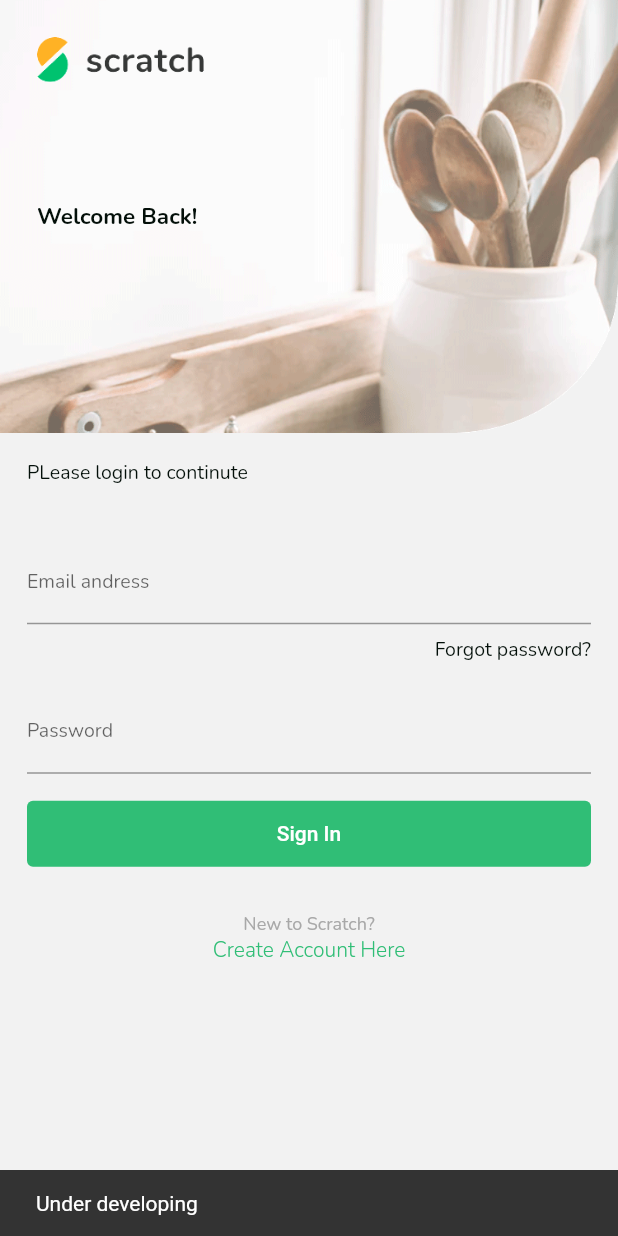
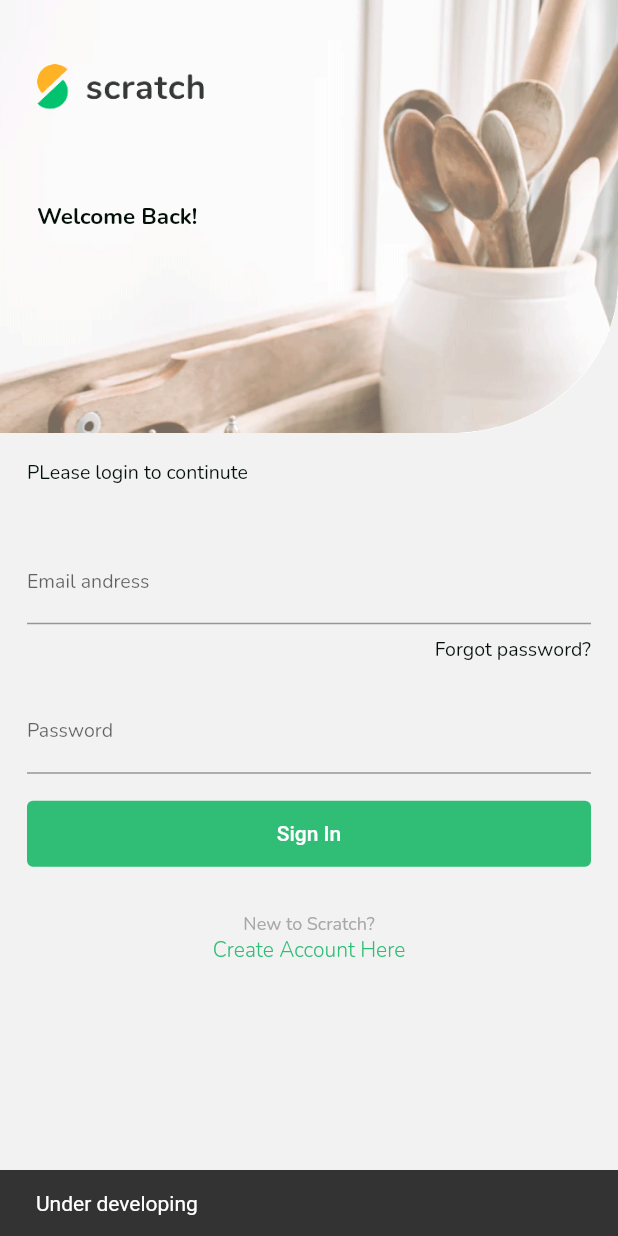
Before and after one commit to baka3k/mvvm-flutter, a Flutter app: the screen it shows after launch, after a tap on "Forgot password?", on a phone screen of 412 x 824 dp. Run offline on Flutter 3.47's test engine with Material 2 defaults, Android fonts, the phone set to English and light mode, and no system bars; our stand-ins replace connectivity_plus, get, google_fonts, google_maps_flutter; missing offline and left inert: flutter_polyline_points.

Commit message:
update status bar

```diff
--- /dev/null
+++ b/lib/app/feature/ recipe_feed/views/recipe_feed.dart
@@ -0,0 +1,10 @@
+import 'package:flutter/material.dart';
+import 'package:flutter/src/widgets/framework.dart';
+import 'package:get/get_state_manager/get_state_manager.dart';
+
+class RecipeFeed extends GetWidget {
+  @override
+  Widget build(BuildContext context) {
+    return Text("");
+  }
+}
--- a/lib/app/feature/signin/views/sign_in_screen.dart
+++ b/lib/app/feature/signin/views/sign_in_screen.dart
@@ -6,6 +6,7 @@ import 'package:base_source/app/feature/signin/viewmodels/sign_in_view_model.dar
 import 'package:base_source/app/routes/app_routes.dart';
 import 'package:base_source/generated/locales.g.dart';
 import 'package:flutter/material.dart';
+import 'package:flutter/services.dart';
 import 'package:get/get.dart';
 
 class SignInScreen extends GetWidget<SignInViewModel> {
@@ -16,11 +17,9 @@ class SignInScreen extends GetWidget<SignInViewModel> {
     _observeScreenState(context);
     return GestureDetector(
       onTap: () => FocusManager.instance.primaryFocus?.unfocus(),
-      child: SafeArea(
-        child: Scaffold(
-          backgroundColor: signInBackGroundColor,
-          body: _uiSignIn(),
-        ),
+      child: Scaffold(
+        backgroundColor: signInBackGroundColor,
+        body: _uiSignIn(),
       ),
     );
   }
@@ -171,7 +170,7 @@ class SignInScreen extends GetWidget<SignInViewModel> {
           height: heightScreen * 0.35,
         ),
         Positioned(
-          top: widthScreen * 0.06,
+          top: widthScreen * 0.06 + 18,
           left: widthScreen * 0.06,
           child: Image.asset(
             "assets/images/scratch_logo.png",
--- a/lib/main.dart
+++ b/lib/main.dart
@@ -1,6 +1,7 @@
 import 'package:base_source/generated/locales.g.dart';
 import 'package:base_source/translations/language_service.dart';
 import 'package:flutter/material.dart';
+import 'package:flutter/services.dart';
 import 'package:get/get.dart';
 
 import 'app/routes/app_pages.dart';
@@ -15,6 +16,7 @@ class BaseApp extends StatelessWidget {
 
   @override
   Widget build(BuildContext context) {
+    updateStatusBar();
     return GetMaterialApp(
       title: 'MVVM Base Source',
       debugShowCheckedModeBanner: false,
@@ -24,12 +26,24 @@ class BaseApp extends StatelessWidget {
       locale: LanguageService.to.locale, // locale
       fallbackLocale: Locale("en", "US"), // false back
       theme: ThemeData(
+        appBarTheme: const AppBarTheme(
+            iconTheme: IconThemeData(color: Colors.blue),
+            elevation: 0.0,
+            color: Colors.white),
         primarySwatch: Colors.blue,
         brightness: Brightness.light,
+        primaryColor: Colors.amber,
+        scaffoldBackgroundColor: Colors.red,
         visualDensity: VisualDensity.adaptivePlatformDensity,
       ),
       // home: HomeScreen()
     );
+  }
+
+  void updateStatusBar() {
+    SystemChrome.setSystemUIOverlayStyle(const SystemUiOverlayStyle(
+        statusBarColor: Colors.transparent,
+        statusBarIconBrightness: Brightness.dark));
   }
 }
 
```
Also changed, not shown: assets/images/recipe_feed_email.png (added), assets/images/recipe_feed_icon1.png (added).
